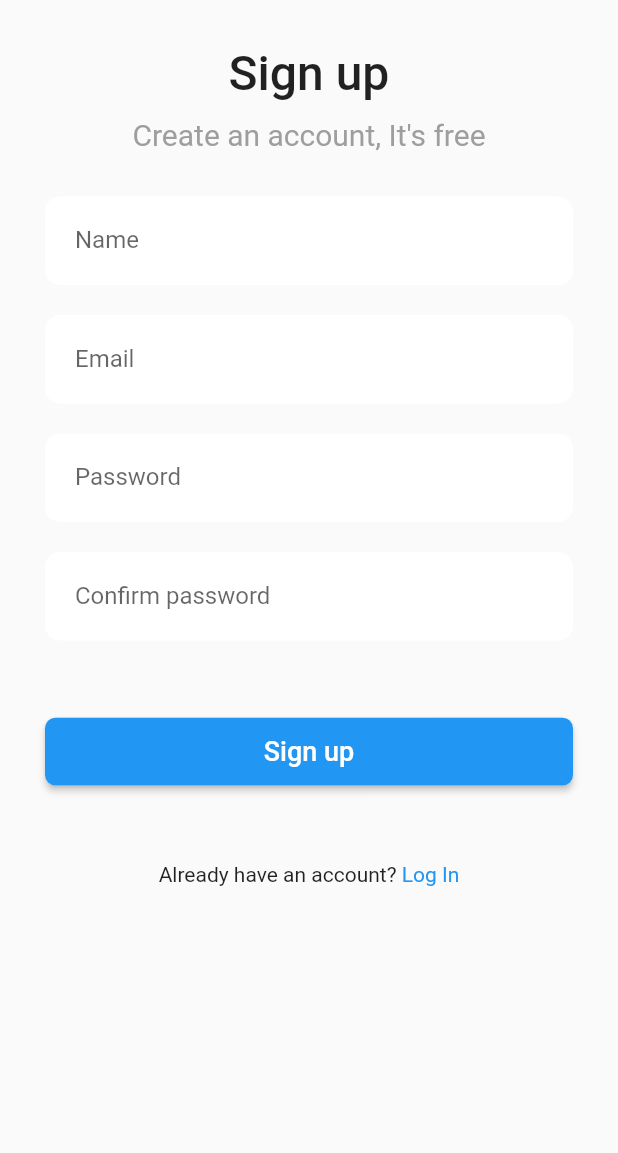
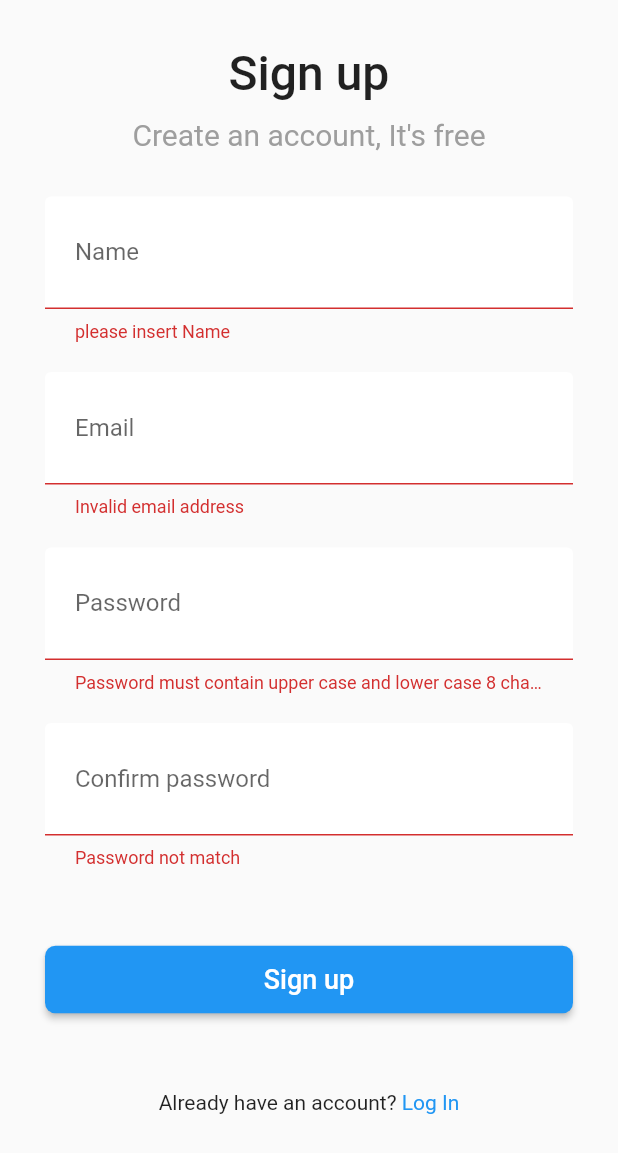
Before and after one commit to thrashraf/todo-flutter---laravel, a Flutter app: the Register screen opened by its route, after a tap on "Sign up", on a phone screen of 412 x 824 dp. Shown: the top 1153 px of the screen. Run offline on Flutter 3.47's test engine with Material 2 defaults, Android fonts, the light colour scheme and no system bars; our stand-ins replace device_info_plus, email_validator, flutter_secure_storage, flutter_slidable, fluttertoast, google_fonts; missing offline and left inert: device_info_plus_web, flutter_secure_storage_web; accounts and stored records are empty.

Commit message:
add validation and toast

```diff
--- a/flutter/lib/Models/User.dart
+++ /dev/null
@@ -1,20 +0,0 @@
-import 'package:flutter/material.dart';
-
-class User {
-  late String name, email, token;
-  late int id;
-
-  User(
-      {required this.id,
-      required this.name,
-      required this.email,
-      required this.token});
-
-  factory User.fromJson(Map<String, dynamic> json) {
-    return User(
-        id: json['id'],
-        name: json['name'],
-        email: json['email'],
-        token: json['token']);
-  }
-}
--- a/flutter/lib/network_utils/api.dart
+++ b/flutter/lib/network_utils/api.dart
@@ -1,8 +1,8 @@
 import 'dart:convert';
+import 'dart:io';
 import 'package:flutter_secure_storage/flutter_secure_storage.dart';
 import 'package:http/http.dart' as http;
 import 'package:provider/provider.dart';
-import 'package:task/Models/User.dart';
 import 'package:task/providers/TodoProviders.dart';
 
 import '../Models/Todo.dart';
@@ -25,17 +25,17 @@ class Network {
     final response =
         await http.post(Uri.parse('$_url/requestToken'), body: data);
 
-    if (response.statusCode == 200) {
-      var data = jsonDecode(response.body);
+    if (response.statusCode != 200) {
+      throw const HttpException('Invalid credentials');
+    }
 
-      //? store token value
-      await _storeValue('_token', data["Access-Token"]);
-      await _storeValue('_user', json.encode(data["User"]));
+    var res = jsonDecode(response.body);
 
-      return data;
-    } else {
-      throw Exception('Something went wrong 🤔');
-    }
+    //? store token value
+    await _storeValue('_token', res["Access-Token"]);
+    await _storeValue('_user', json.encode(res["User"]));
+
+    return response;
   }
 
   Future requestTodo(id) async {
@@ -112,10 +112,12 @@ class Network {
     final response = await http.post(Uri.parse('$_url/register'),
         headers: await _setHeaders(), body: jsonEncode(data));
 
-    if (response.statusCode == 200) {
-      return response;
-    } else {
-      throw Exception('Something went wrong');
+    var res = jsonDecode(response.body);
+    print(response.statusCode);
+    if (response.statusCode != 200) {
+      throw HttpException('email already exist');
     }
+
+    return response;
   }
 }
--- a/flutter/lib/screen/Register.dart
+++ b/flutter/lib/screen/Register.dart
@@ -1,8 +1,15 @@
+import 'dart:io';
+
+import 'package:email_validator/email_validator.dart';
 import 'package:flutter/material.dart';
+import 'package:fluttertoast/fluttertoast.dart';
+import 'package:http/http.dart';
 import 'package:task/widgets/custom_passwordField.dart';
 import 'package:task/widgets/custom_textField.dart';
 
+import '../helpers/requestServer.dart';
 import '../network_utils/api.dart';
+import '../widgets/CustomFormField.dart';
 
 class Register extends StatefulWidget {
   Register({Key? key}) : super(key: key);
@@ -17,100 +24,151 @@ class _RegisterState extends State<Register> {
   final passwordController = TextEditingController();
   final confPasswordController = TextEditingController();
 
+  final _formKey = GlobalKey<FormState>();
+
+  bool successRegister = false;
+
+  void _register() async {
+    var data = {
+      'name': nameController.text,
+      'email': emailController.text,
+      'password': passwordController.text,
+      'c_password': confPasswordController.text
+    };
+
+    var response = await requestServer((() => Network().register(data)));
+
+    if (response != null) {
+      Fluttertoast.showToast(
+          msg: "Successful register! 🎉",
+          toastLength: Toast.LENGTH_SHORT,
+          gravity: ToastGravity.TOP,
+          timeInSecForIosWeb: 1,
+          backgroundColor: Colors.green[200],
+          textColor: Colors.white,
+          fontSize: 16.0);
+
+      Navigator.popAndPushNamed(context, '/login');
+    }
+  }
+
   @override
   Widget build(BuildContext context) {
     return Scaffold(
       body: SingleChildScrollView(
         child: SafeArea(
             child: Padding(
-          padding: EdgeInsets.all(30),
+          padding: const EdgeInsets.all(30),
           child: Center(
             child: Column(
               crossAxisAlignment: CrossAxisAlignment.center,
               mainAxisAlignment: MainAxisAlignment.center,
               children: [
-                Text(
+                const Text(
                   'Sign up',
                   style: TextStyle(fontSize: 32, fontWeight: FontWeight.w500),
                 ),
-                SizedBox(
+                const SizedBox(
                   height: 10,
                 ),
-                Text(
+                const Text(
                   "Create an account, It's free",
                   style: TextStyle(fontSize: 20, color: Colors.grey),
                 ),
-                SizedBox(
+                const SizedBox(
                   height: 30,
                 ),
-                customTextField(
-                  placeholder: 'Name',
-                  inputType: TextInputType.name,
-                  inputController: nameController,
-                ),
-                SizedBox(
-                  height: 20,
-                ),
-                customTextField(
-                  placeholder: 'Email',
-                  inputType: TextInputType.emailAddress,
-                  inputController: emailController,
-                ),
-                SizedBox(
-                  height: 20,
-                ),
-                passwordTextField(
-                  placeholder: 'Password',
-                  inputController: passwordController,
-                ),
-                SizedBox(
-                  height: 20,
-                ),
-                passwordTextField(
-                  placeholder: 'Confirm password',
-                  inputController: confPasswordController,
-                ),
-                SizedBox(
-                  height: 50,
-                ),
-                SizedBox(
-                  width: double.infinity,
-                  child: ElevatedButton(
-                    onPressed: () {
-                      var data = {
-                        'name': nameController.text,
-                        'email': emailController.text,
-                        'password': passwordController.text,
-                        'c_password': confPasswordController.text
-                      };
-
-                      Network().register(data).then((res) {
-                        print(res);
-                        if (res.statusCode == 200) {
-                          Navigator.popAndPushNamed(context, '/login');
-                        }
-                      });
-                    },
-                    child: Text(
-                      'Sign up',
-                      style: TextStyle(fontSize: 18),
-                    ),
-                    style: OutlinedButton.styleFrom(
-                        shape: RoundedRectangleBorder(
-                          borderRadius: BorderRadius.circular(7),
+                Form(
+                    key: _formKey,
+                    child: Column(
+                      children: [
+                        CustomForm(
+                          label: 'Name',
+                          validation: (name) {
+                            if (name == null || name.isEmpty) {
+                              return 'please insert Name';
+                            }
+                            return null;
+                          },
+                          isPassword: false,
+                          textController: nameController,
                         ),
-                        padding: EdgeInsets.all(12)),
-                  ),
-                ),
-                SizedBox(
+                        const SizedBox(
+                          height: 20,
+                        ),
+                        CustomForm(
+                          label: 'Email',
+                          validation: (email) => EmailValidator.validate(email)
+                              ? null
+                              : "Invalid email address",
+                          isPassword: false,
+                          textController: emailController,
+                        ),
+                        const SizedBox(
+                          height: 20,
+                        ),
+                        CustomForm(
+                          label: 'Password',
+                          validation: (password) {
+                            final RegExp regex = RegExp(
+                                r'^(?=.*[0-9]+.*)(?=.*[a-zA-Z]+.*)[0-9a-zA-Z]{6,}$');
+                            if (!regex.hasMatch(password)) {
+                              return 'Password must contain upper case and lower case 8 character minimum';
+                            } else {
+                              return null;
+                            }
+                          },
+                          isPassword: true,
+                          textController: passwordController,
+                        ),
+                        const SizedBox(
+                          height: 20,
+                        ),
+                        CustomForm(
+                          label: 'Confirm password',
+                          validation: (confirmPassword) {
+                            if (confirmPassword.isEmpty ||
+                                confirmPassword != passwordController.text) {
+                              return 'Password not match';
+                            }
+                            return null;
+                          },
+                          isPassword: true,
+                          textController: confPasswordController,
+                        ),
+                        const SizedBox(
+                          height: 50,
+                        ),
+                        SizedBox(
+                          width: double.infinity,
+                          child: ElevatedButton(
+                            onPressed: () {
+                              if (_formKey.currentState!.validate()) {
+                                _register();
+                              }
+                            },
+                            style: OutlinedButton.styleFrom(
+                                shape: RoundedRectangleBorder(
+                                  borderRadius: BorderRadius.circular(7),
+                                ),
+                                padding: const EdgeInsets.all(12)),
+                            child: const Text(
+                              'Sign up',
+                              style: TextStyle(fontSize: 18),
+                            ),
+                          ),
+                        ),
+                      ],
+                    )),
+                const SizedBox(
                   height: 50,
                 ),
                 Wrap(
                   children: [
-                    Text('Already have an account?'),
+                    const Text('Already have an account?'),
                     GestureDetector(
                       onTap: () => Navigator.popAndPushNamed(context, '/login'),
-                      child: Text(
+                      child: const Text(
                         ' Log In',
                         style: TextStyle(color: Colors.blue),
                       ),
@@ -125,3 +183,14 @@ class _RegisterState extends State<Register> {
     );
   }
 }
+
+Future toast() {
+  return Fluttertoast.showToast(
+      msg: "This is Center Short Toast",
+      toastLength: Toast.LENGTH_SHORT,
+      gravity: ToastGravity.CENTER,
+      timeInSecForIosWeb: 1,
+      backgroundColor: Colors.red,
+      textColor: Colors.white,
+      fontSize: 16.0);
+}
--- /dev/null
+++ b/flutter/lib/widgets/CustomFormField.dart
@@ -0,0 +1,35 @@
+import 'package:flutter/material.dart';
+
+class CustomForm extends StatelessWidget {
+  final String label;
+  final validation;
+  final bool isPassword;
+  final TextEditingController textController;
+
+  const CustomForm(
+      {Key? key,
+      required this.label,
+      required this.validation,
+      required this.isPassword,
+      required this.textController})
+      : super(key: key);
+
+  @override
+  Widget build(BuildContext context) {
+    return TextFormField(
+      key: key,
+      validator: validation,
+      controller: textController,
+      obscureText: isPassword,
+      decoration: InputDecoration(
+        labelText: label,
+        filled: true,
+        fillColor: Colors.white,
+        contentPadding: const EdgeInsets.all(20),
+        enabledBorder: OutlineInputBorder(
+            borderSide: const BorderSide(color: Colors.transparent, width: 0.0),
+            borderRadius: BorderRadius.circular(10)),
+      ),
+    );
+  }
+}
--- a/flutter/lib/widgets/custom_textField.dart
+++ b/flutter/lib/widgets/custom_textField.dart
@@ -25,9 +25,10 @@ class _customTextFieldState extends State<customTextField> {
           labelText: widget.placeholder,
           filled: true,
           fillColor: Colors.white,
-          contentPadding: EdgeInsets.all(20),
+          contentPadding: const EdgeInsets.all(20),
           enabledBorder: OutlineInputBorder(
-              borderSide: BorderSide(color: Colors.transparent, width: 0.0),
+              borderSide:
+                  const BorderSide(color: Colors.transparent, width: 0.0),
               borderRadius: BorderRadius.circular(10)),
         ),
       ),
--- a/flutter/pubspec.yaml
+++ b/flutter/pubspec.yaml
@@ -40,6 +40,7 @@ dependencies:
   flutter_secure_storage: ^5.0.2
   provider: ^6.0.3
   flutter_slidable: ^2.0.0
+  email_validator: ^2.1.2
 
 dev_dependencies:
   flutter_test:
```
Also changed, not shown: flutter/lib/helpers/requestServer.dart (added, +41 -0 lines), flutter/lib/providers/UserProviders.dart (deleted, +0 -13 lines), flutter/lib/screen/Login.dart (+88 -51 lines), flutter/lib/widgets/Dialog.dart (+25 -8 lines), flutter/pubspec.lock, 19 other files.
